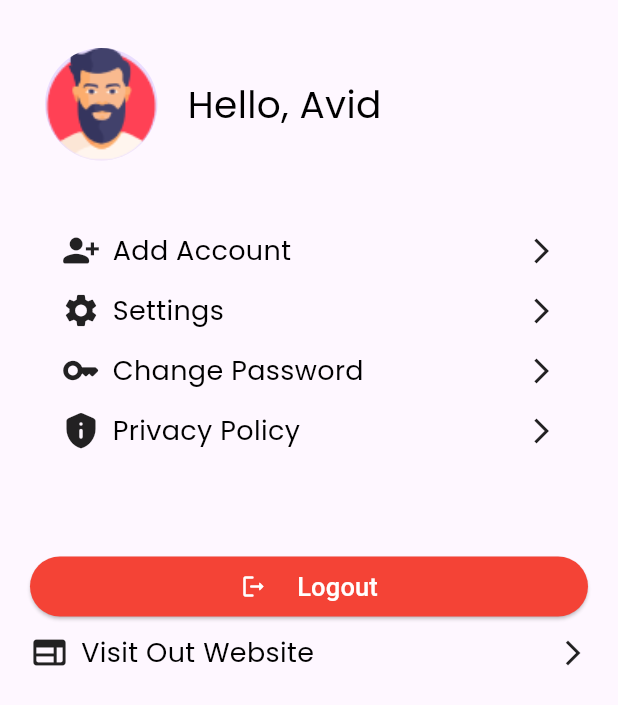
After one commit to avidvesha/learn-library-plus, a Flutter app: the ProfilePage screen opened directly, after a tap on "Visit Out Website", on a phone screen of 412 x 824 dp. The commit adds this screen. Shown: the top 705 px of the screen. Run offline on Flutter 3.47's test engine with Material 3 defaults, Android fonts, the phone set to English and light mode, and no system bars; our stand-ins replace google_fonts.

Commit message:
creating profile page

```diff
--- a/lib/pages/home_page.dart
+++ b/lib/pages/home_page.dart
@@ -1,5 +1,6 @@
 import 'package:flutter/material.dart';
 import 'package:flutter/services.dart';
+import 'package:libraryplus/pages/profile_page.dart';
 import 'package:libraryplus/theme.dart';
 import 'package:libraryplus/widgets/home_book_items.dart';
 import 'package:libraryplus/widgets/home_menu_items.dart';
@@ -243,6 +244,13 @@ class _HomePageState extends State<HomePage> {
   final ValueNotifier<int> _selectedIndexNotifier = ValueNotifier<int>(0);
 
   void _onItemTapped(int index) {
-    _selectedIndexNotifier.value = index;
+    if (index == 2) {
+      Navigator.push(
+        context,
+        MaterialPageRoute(builder: (context) => const ProfilePage()),
+      );
+    } else {
+      _selectedIndexNotifier.value = index;
+    }
   }
 }
--- /dev/null
+++ b/lib/pages/profile_page.dart
@@ -0,0 +1,228 @@
+import 'package:flutter/material.dart';
+import 'package:flutter/services.dart';
+import 'package:libraryplus/theme.dart';
+import 'package:url_launcher/url_launcher.dart';
+
+class ProfilePage extends StatelessWidget {
+  const ProfilePage({super.key});
+
+  @override
+  Widget build(BuildContext context) {
+    return Scaffold(
+      body: ListView(
+        padding: EdgeInsets.symmetric(horizontal: 20, vertical: 12),
+        children: [
+          Padding(
+            padding: const EdgeInsets.only(top: 20, bottom: 40),
+            child: Row(
+              children: [
+                Padding(
+                  padding: EdgeInsets.symmetric(horizontal: 10),
+                  child: SizedBox(
+                    width: 75,
+                    height: 75,
+                    child: CircleAvatar(
+                      radius: 100,
+                      backgroundImage: AssetImage('assets/ic_profile.png'
+                      ),
+                    ),
+                  ),
+                ),
+                Padding(
+                  padding: EdgeInsets.symmetric(horizontal: 10),
+                  child: Text(
+                    'Hello, Avid',
+                    style: blackTextStyle.copyWith(
+                      fontSize: 25,
+                    ),
+                  ),
+                ),
+              ],
+            ),
+          ),
+          Padding(
+            padding: EdgeInsets.symmetric(horizontal: 10),
+            child: Column(
+              children: [
+                SizedBox(
+                  height: 40,
+                  width: 330,
+                  child: Row(
+                    mainAxisAlignment: MainAxisAlignment.start,
+                    children: [
+                      Icon(
+                        Icons.person_add_alt_1_rounded,
+                        size: 26,
+                      ),
+                      SizedBox(width: 8,),
+                      Text(
+                        'Add Account',
+                        style: blackTextStyle.copyWith(
+                          fontSize: 18,
+                        ),
+                      ),
+                      Spacer(),
+                      Icon(
+                        Icons.arrow_forward_ios,
+                        size: 20,
+                      )
+                    ],
+                  ),
+                ),
+                SizedBox(
+                  height: 40,
+                  width: 330,
+                  child: Row(
+                    mainAxisAlignment: MainAxisAlignment.start,
+                    children: [
+                      Icon(
+                        Icons.settings,
+                        size: 26,
+                      ),
+                      SizedBox(width: 8,),
+                      Text(
+                        'Settings',
+                        style: blackTextStyle.copyWith(
+                          fontSize: 18,
+                        ),
+                      ),
+                      Spacer(),
+                      Icon(
+                        Icons.arrow_forward_ios,
+                        size: 20,
+                      )
+                    ],
+                  ),
+                ),
+                SizedBox(
+                  height: 40,
+                  width: 330,
+                  child: Row(
+                    mainAxisAlignment: MainAxisAlignment.start,
+                    children: [
+                      Icon(
+                        Icons.key_rounded,
+                        size: 26,
+                      ),
+                      SizedBox(width: 8,),
+                      Text(
+                        'Change Password',
+                        style: blackTextStyle.copyWith(
+                          fontSize: 18,
+                        ),
+                      ),
+                      Spacer(),
+                      Icon(
+                        Icons.arrow_forward_ios,
+                        size: 20,
+                      )
+                    ],
+                  ),
+                ),
+                SizedBox(
+                  height: 40,
+                  width: 330,
+                  child: Row(
+                    mainAxisAlignment: MainAxisAlignment.start,
+                    children: [
+                      Icon(
+                        Icons.privacy_tip_rounded,
+                        size: 26,
+                      ),
+                      SizedBox(width: 8,),
+                      Text(
+                        'Privacy Policy',
+                        style: blackTextStyle.copyWith(
+                          fontSize: 18,
+                        ),
+                      ),
+                      Spacer(),
+                      Icon(
+                        Icons.arrow_forward_ios,
+                        size: 20,
+                      )
+                    ],
+                  ),
+                ),
+              ],
+            ),
+          ),
+
+          Padding(
+            padding: EdgeInsets.only(top: 60),
+            child: ElevatedButton(
+              onPressed: (){
+                SystemNavigator.pop();
+              },
+              style: ElevatedButton.styleFrom(
+                backgroundColor: Colors.red,
+              ),
+              child: Row(
+                mainAxisSize: MainAxisSize.min,
+                mainAxisAlignment: MainAxisAlignment.center,
+                children: [
+                  Icon(
+                    Icons.logout_rounded,
+                    color: Colors.white,
+                  ),
+                  SizedBox(width: 20,),
+                  Text(
+                    'Logout',
+                    style: TextStyle(
+                      fontSize: 17,
+                      color: Colors.white
+                    ),
+                  )
+                ],
+              )
+            ),
+          ),
+
+          GestureDetector(
+            onTap: () async {
+              final Uri url = Uri.parse('https://rc.amikom.ac.id');
+              if (await canLaunchUrl(url)) {
+                await launchUrl(
+                  url,
+                  mode: LaunchMode.externalApplication,
+                );
+              }
+              else {
+                throw 'Cannot launch $url';
+              }
+            },
+            child: SizedBox(
+              height: 40,
+              width: 350,
+              child: Row(
+                children: [
+                  Icon(
+                    Icons.web_rounded,
+                    size: 26,
+                  ),
+                  SizedBox(width: 8,),
+                  Text(
+                    'Visit Out Website',
+                    style: blackTextStyle.copyWith(
+                      fontSize: 18,
+                    ),
+                  ),
+                  Spacer(),
+                  Icon(
+                    Icons.arrow_forward_ios,
+                    size: 20,
+                  )
+                ],
+              ),
+            ),
+          ),
+
+
+
+        ],
+      ),
+    );
+  }
+
+
+}
```
